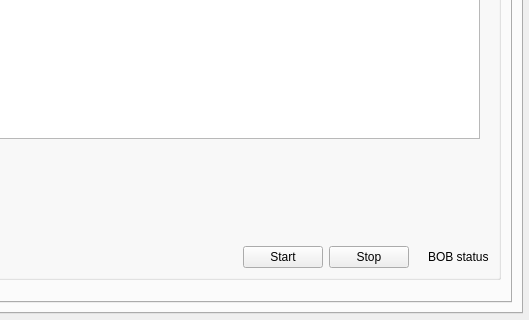
Old version of the form retroshare-gui/src/gui/settings/ServerPage.ui in the repository RetroShare/RetroShare; both pictures show x 194 to 723 and y 250 to 570 of the 723 by 570 pixel window.
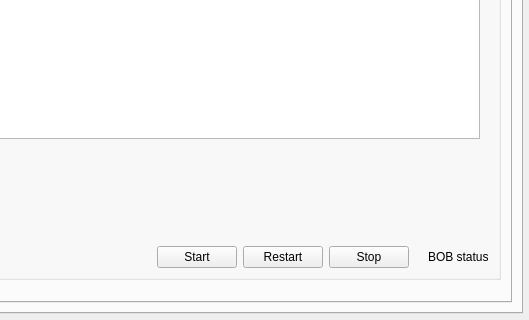
New version of the form. The open tabs and pages were chosen to show the change. Icons and pictures are not drawn.

Commit message: improve GUI + add restart button

```diff
--- a/retroshare-gui/src/gui/settings/ServerPage.ui
+++ b/retroshare-gui/src/gui/settings/ServerPage.ui
@@ -1384,6 +1384,13 @@
                   </property>
                  </widget>
                 </item>
+                <item>
+                 <widget class="QPushButton" name="pbBobRestart">
+                  <property name="text">
+                   <string>Restart</string>
+                  </property>
+                 </widget>
+                </item>
                 <item>
                  <widget class="QPushButton" name="pbBobStop">
                   <property name="text">
```
The commit also changes 3 other files.
